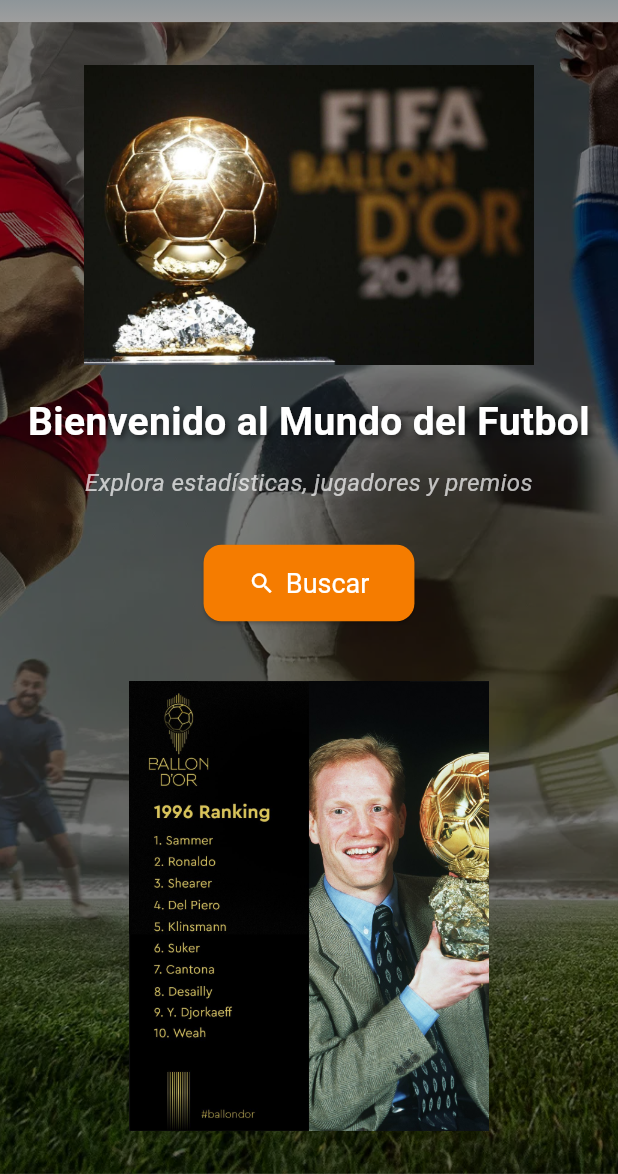
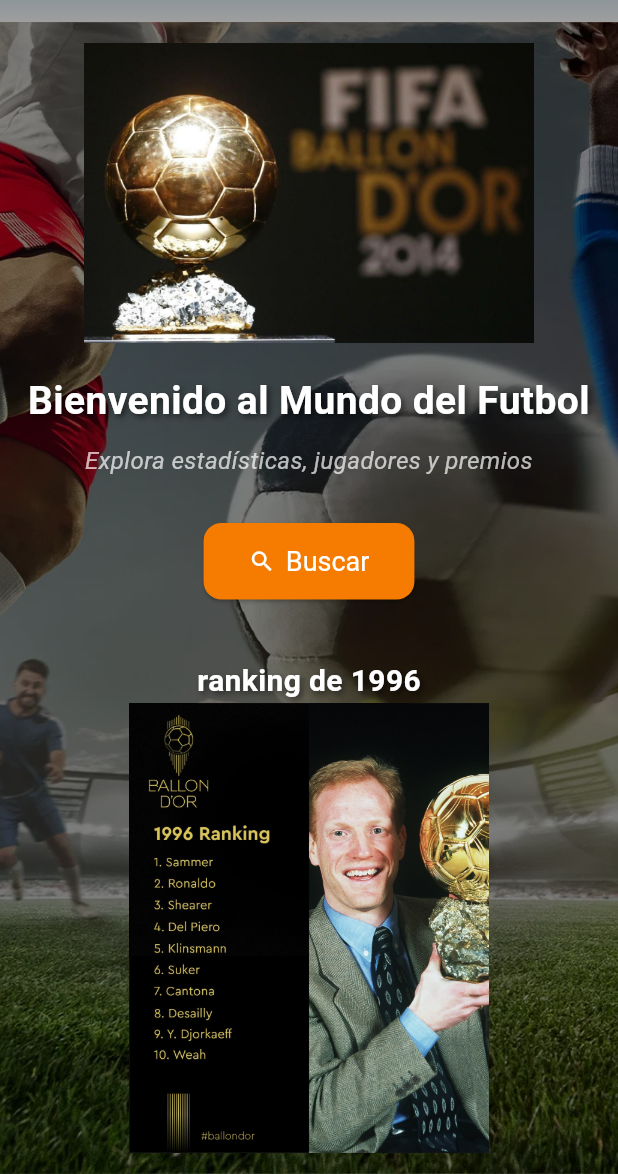
Before and after one commit to tav1o/proyec_sena, a Flutter app: the screen it shows after launch, on a phone screen of 412 x 824 dp, the part 62-1236 px from its top. Run offline on Flutter 3.47's test engine with Material 3 defaults, Android fonts, the phone set to English and light mode, and no system bars; our stand-ins replace bloc, equatable, flutter_bloc.

Commit message:
actualizamos la imgenes agregandole animacion

```diff
--- a/lib/view /initial.dart
+++ b/lib/view /initial.dart
@@ -2,8 +2,25 @@
 import 'package:flutter_bloc/flutter_bloc.dart';
 import 'package:proyec_sena/bloc/home_bloc.dart';
 
-class Initial extends StatelessWidget {
+class Initial extends StatefulWidget {
   const Initial({super.key});
+
+  @override
+  State<Initial> createState() => _InitialState();
+}
+
+class _InitialState extends State<Initial> {
+  bool _visible = false;
+
+  @override
+  void initState() {
+    super.initState();
+    Future.delayed(const Duration(milliseconds: 400), () {
+      setState(() {
+        _visible = true;
+      });
+    });
+  }
 
   @override
   Widget build(BuildContext context) {
@@ -37,7 +54,7 @@
       ),
       body: Stack(
         children: [
-
+          // Fondo con imagen
           Container(
             decoration: const BoxDecoration(
               image: DecorationImage(
@@ -47,20 +64,27 @@
             ),
           ),
 
-
+          // Capa oscura
           Container(color: Colors.black.withOpacity(0.5)),
-
 
           Center(
             child: SingleChildScrollView(
               child: Column(
                 mainAxisAlignment: MainAxisAlignment.center,
                 children: [
+                  AnimatedScale(
+                    scale: _visible ? 1.0 : 0.0,
+                    duration: const Duration(milliseconds: 800),
+                    curve: Curves.easeOutBack,
+                    child: Image.asset('assets/jugadores/oro.png', height: 200),
+                  ),
 
-                  Image.asset('assets/jugadores/oro.png', height: 200),
                   const SizedBox(height: 20),
 
-                  const Text(
+                  AnimatedOpacity(
+                    opacity: _visible ? 1.0 : 0.0,
+                    duration: const Duration(milliseconds: 1000),
+                    child: const Text(
                       "Bienvenido al Mundo del Futbol",
                       style: TextStyle(
                         color: Colors.white,
@@ -76,10 +100,14 @@
                       ),
                       textAlign: TextAlign.center,
                     ),
+                  ),
 
                   const SizedBox(height: 10),
 
-                  const Text(
+                  AnimatedOpacity(
+                    opacity: _visible ? 1.0 : 0.0,
+                    duration: const Duration(milliseconds: 1200),
+                    child: const Text(
                       "Explora estadísticas, jugadores y premios",
                       style: TextStyle(
                         color: Colors.white70,
@@ -88,10 +116,14 @@
                       ),
                       textAlign: TextAlign.center,
                     ),
+                  ),
 
                   const SizedBox(height: 30),
 
-                  ElevatedButton.icon(
+                  AnimatedOpacity(
+                    opacity: _visible ? 1.0 : 0.0,
+                    duration: const Duration(milliseconds: 1300),
+                    child: ElevatedButton.icon(
                       onPressed: () {
                         context.read<HomeBloc>().add(HomeSearchPressed());
                       },
@@ -110,13 +142,37 @@
                         ),
                       ),
                     ),
+                  ),
 
                   const SizedBox(height: 40),
 
+                  AnimatedScale(
+                    scale: _visible ? 1.0 : 0.0,
+                    duration: const Duration(milliseconds: 800),
+                    curve: Curves.easeInOut,
+                    child: Column(
+                      children: [
+                        const Text(
+                          "ranking de 1996",
+                          style: TextStyle(
+                            color: Colors.white,
+                            fontSize: 20,
+                            fontWeight: FontWeight.bold,
+                            shadows: [
+                              Shadow(
+                                blurRadius: 5,
+                                color: Colors.black54,
+                                offset: Offset(2, 2),
+                              ),
+                            ],
+                          ),
+                        ),
                         Image.asset(
                           'assets/jugadores/ranking.png',
                           height: 300,
-
+                        ),
+                      ],
+                    ),
                   ),
                 ],
               ),
```
Lines whose indentation alone changed are shown as unchanged.
